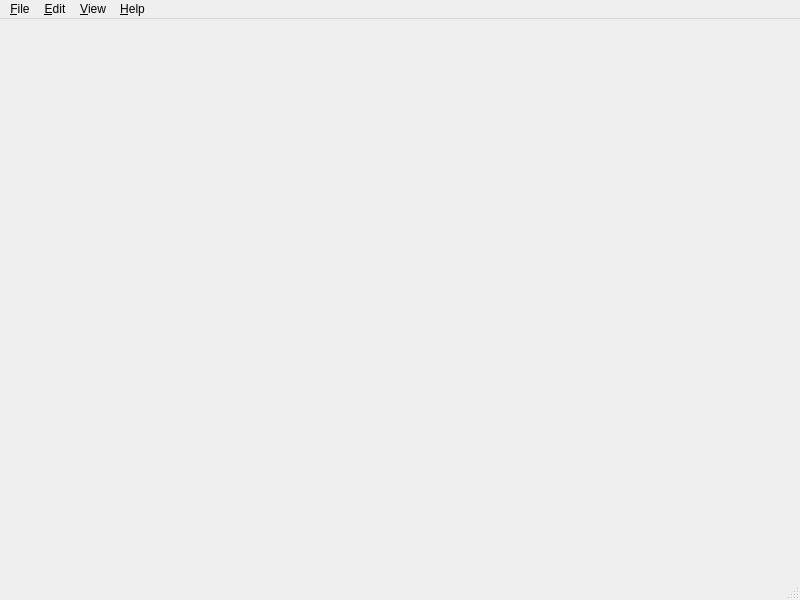
Before: the Qt Designer form batarychecker.ui in sanstorm/bataryChecker, drawn with Qt 5.
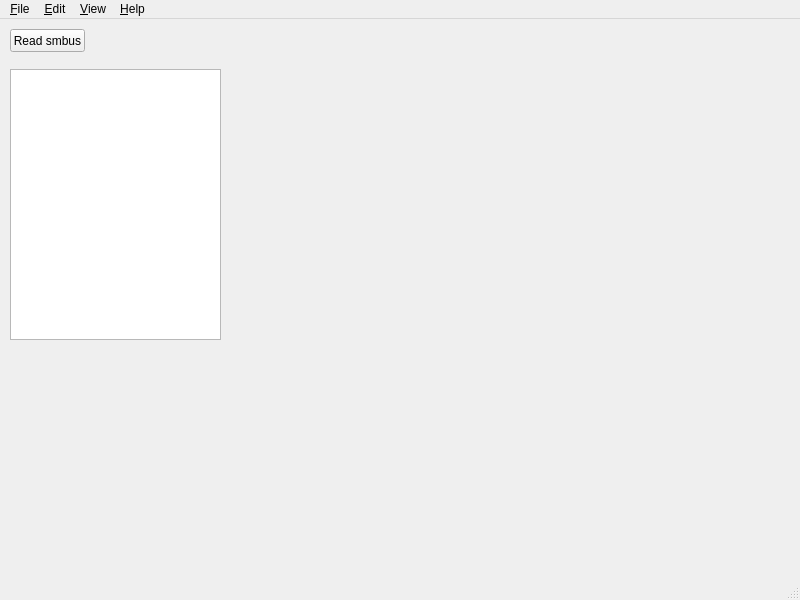
After: the same form once the commit is applied.

Commit message: add Plain text

Diff of the .ui file:
```diff
--- a/batarychecker.ui
+++ b/batarychecker.ui
@@ -13,7 +13,31 @@
   <property name="windowTitle">
    <string>bataryChecker</string>
   </property>
-  <widget class="QWidget" name="centralwidget"/>
+  <widget class="QWidget" name="centralwidget">
+   <widget class="QPushButton" name="pushButton">
+    <property name="geometry">
+     <rect>
+      <x>10</x>
+      <y>10</y>
+      <width>75</width>
+      <height>23</height>
+     </rect>
+    </property>
+    <property name="text">
+     <string>Read smbus</string>
+    </property>
+   </widget>
+   <widget class="QPlainTextEdit" name="plainTextEdit">
+    <property name="geometry">
+     <rect>
+      <x>10</x>
+      <y>50</y>
+      <width>211</width>
+      <height>271</height>
+     </rect>
+    </property>
+   </widget>
+  </widget>
   <widget class="QMenuBar" name="menubar">
    <property name="geometry">
     <rect>
```
The commit also changes 3 other files.
